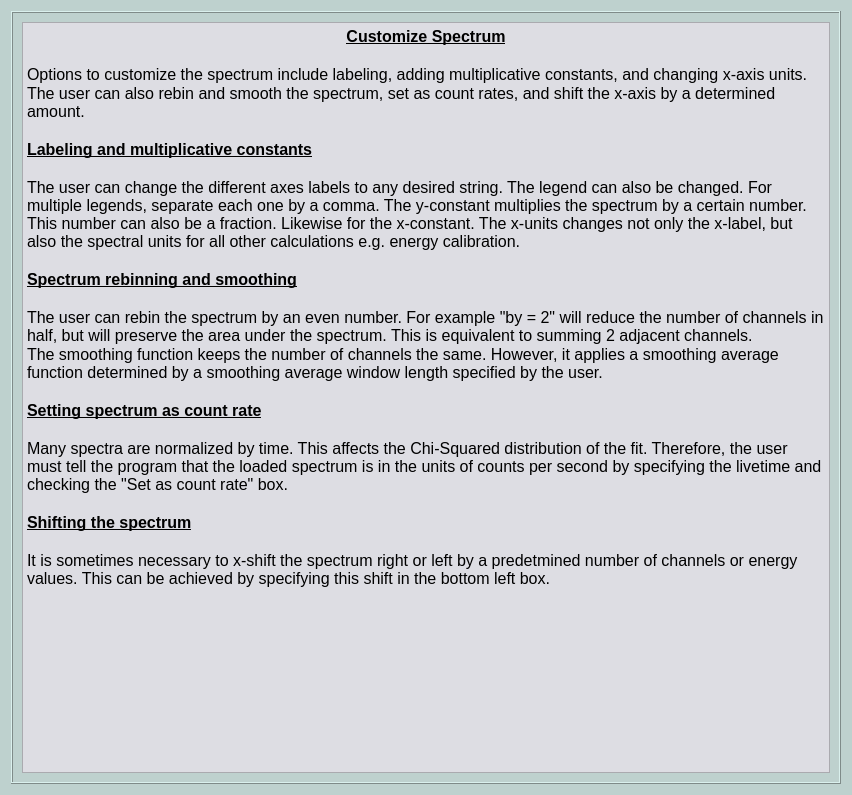
First picture: the form in wara/ui/win_info_customize.ui, repository NASA-Planetary-Science/wara, before the edit.
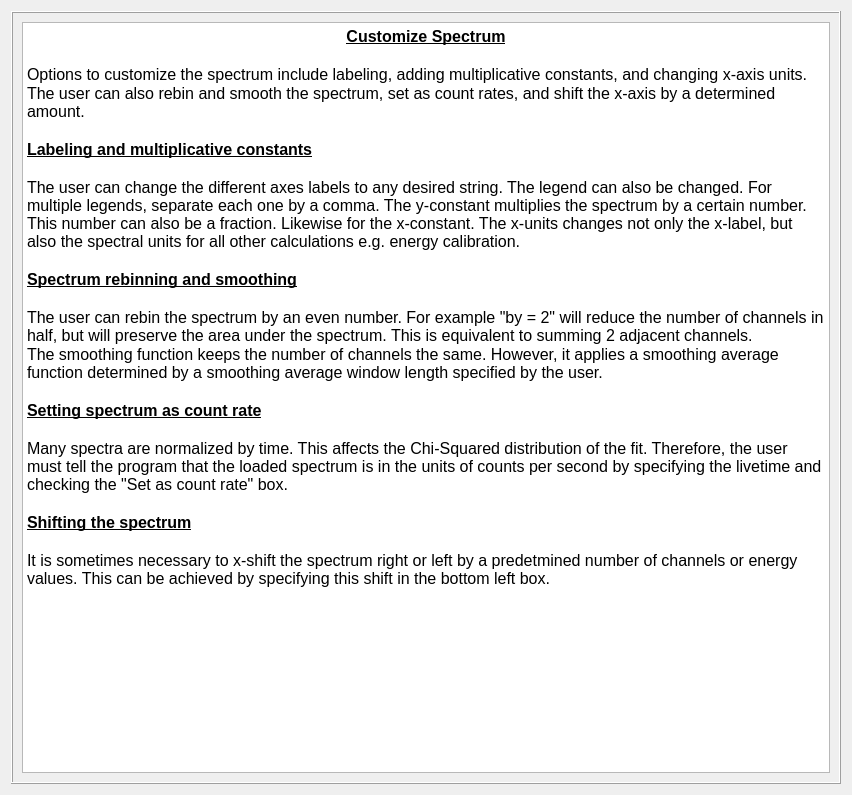
Second picture: the form after the edit.

Commit message: Add dark color theme to GUI display

```diff
--- a/wara/ui/win_info_customize.ui
+++ b/wara/ui/win_info_customize.ui
@@ -13,9 +13,6 @@
   <property name="windowTitle">
    <string>Dialog</string>
   </property>
-  <property name="styleSheet">
-   <string notr="true">background-color: rgb(190, 209, 206);</string>
-  </property>
   <layout class="QGridLayout" name="gridLayout">
    <item row="0" column="0">
     <widget class="QFrame" name="frame">
@@ -28,9 +25,6 @@
      <layout class="QGridLayout" name="gridLayout_2">
       <item row="0" column="0">
        <widget class="QTextBrowser" name="textBrowser">
-        <property name="styleSheet">
-         <string notr="true">background-color: rgb(221, 221, 227);</string>
-        </property>
         <property name="html">
          <string>&lt;!DOCTYPE HTML PUBLIC &quot;-//W3C//DTD HTML 4.0//EN&quot; &quot;http://www.w3.org/TR/REC-html40/strict.dtd&quot;&gt;
 &lt;html&gt;&lt;head&gt;&lt;meta name=&quot;qrichtext&quot; content=&quot;1&quot; /&gt;&lt;style type=&quot;text/css&quot;&gt;
```
The commit also changes 28 other files.
